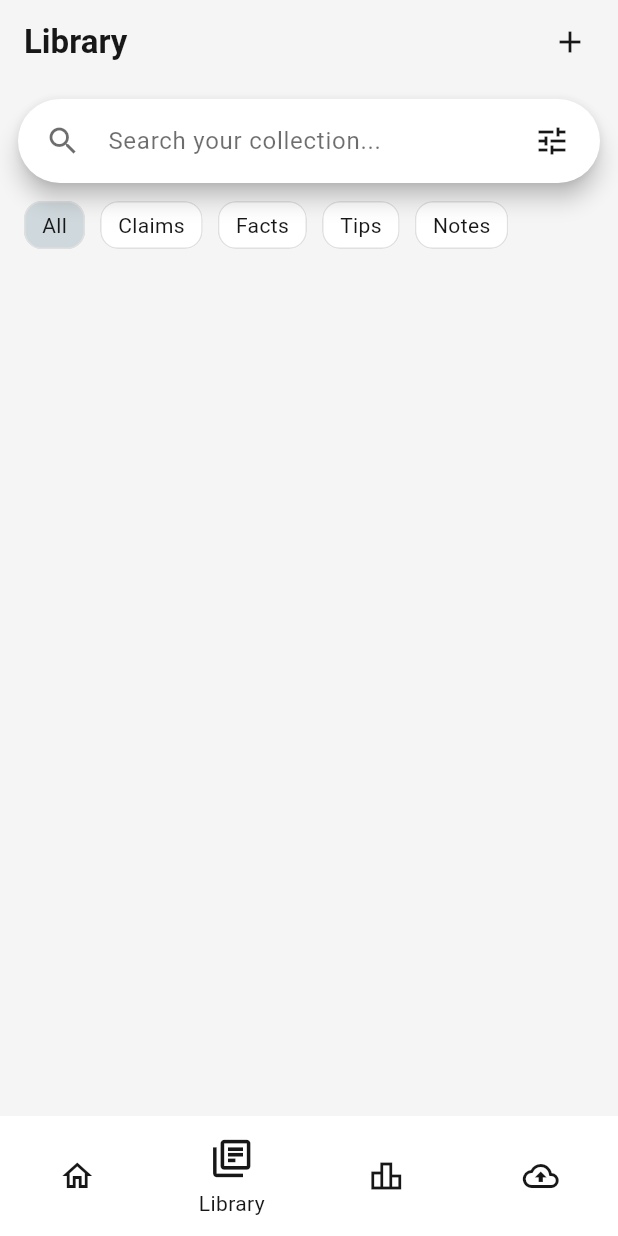
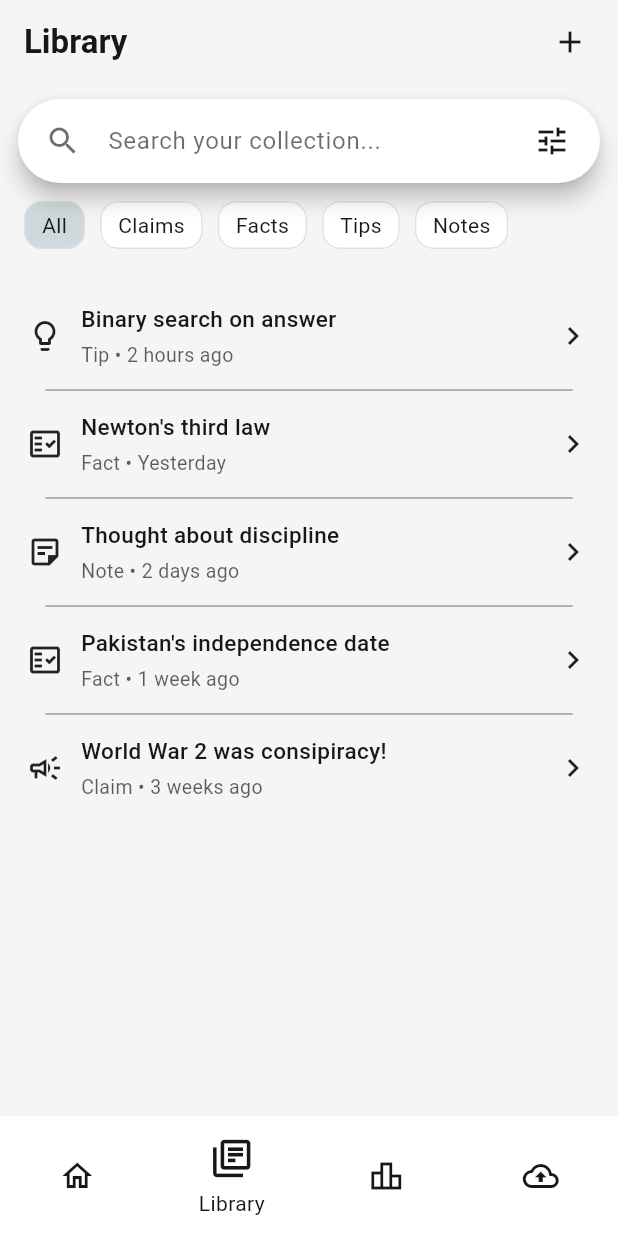
Before and after one commit to zubairehmad/recall, a Flutter app: the screen it shows after launch, swiped to page 2, on a phone screen of 412 x 824 dp. Run offline on Flutter 3.47's test engine with Material 3 defaults, Android fonts, the phone set to English and light mode, and no system bars.

Commit message:
add mock data in info list screen

```diff
--- a/lib/features/information/screens/information_list_screen.dart
+++ b/lib/features/information/screens/information_list_screen.dart
@@ -1,7 +1,56 @@
 import 'package:flutter/material.dart';
 
+import '../../../core/models/information.dart';
 import '../../../core/widgets/custom_sliver_app_bar.dart';
 import '../widgets/search_and_section.dart';
+import '../widgets/information_list_item.dart';
+
+/// mock data
+final _infoList = [
+  Information(
+    id: '1',
+    title: 'Binary search on answer',
+    content: 'You should binary search on answer!',
+    type: InformationType.tip,
+    createdAt: DateTime.now().subtract(const Duration(hours: 2)),
+    updatedAt: DateTime.now().subtract(const Duration(hours: 2)),
+  ),
+  Information(
+    id: '2',
+    title: "Newton's third law",
+    content: 'Every action has a reaction.',
+    type: InformationType.fact,
+    status: InformationStatus.verified,
+    createdAt: DateTime.now().subtract(const Duration(days: 1)),
+    updatedAt: DateTime.now().subtract(const Duration(days: 1)),
+  ),
+  Information(
+    id: '3',
+    title: 'Thought about discipline',
+    content: 'I should be disciplined!',
+    type: InformationType.note,
+    createdAt: DateTime.now().subtract(const Duration(days: 2)),
+    updatedAt: DateTime.now().subtract(const Duration(days: 2)),
+  ),
+  Information(
+    id: '4',
+    title: "Pakistan's independence date",
+    content: '14th August, 1947',
+    type: InformationType.fact,
+    status: InformationStatus.verified,
+    createdAt: DateTime.now().subtract(const Duration(days: 7)),
+    updatedAt: DateTime.now().subtract(const Duration(days: 7)),
+  ),
+  Information(
+    id: '5',
+    title: "World War 2 was consipiracy!",
+    content: 'I dont know!!',
+    type: InformationType.claim,
+    status: InformationStatus.unverified,
+    createdAt: DateTime.now().subtract(const Duration(days: 23)),
+    updatedAt: DateTime.now().subtract(const Duration(days: 23)),
+  ),
+];
 
 class InformationListScreen extends StatelessWidget {
   const InformationListScreen({super.key});
@@ -32,6 +81,29 @@ class InformationListScreen extends StatelessWidget {
             padding: padding,
             sliver: SearchAndFilterSection(),
           ),
+          const SliverToBoxAdapter(
+            child: SizedBox(height: 8),
+          ),
+          SliverPadding(
+            padding: padding,
+            sliver: SliverList.separated(
+              itemBuilder: (_, i) => InformationListItem(
+                information: _infoList[i],
+                onPressed: () {},
+              ),
+              separatorBuilder: (_, _) => Padding(
+                padding: const EdgeInsetsGeometry.symmetric(
+                  horizontal: 18,
+                  vertical: 2,
+                ),
+                child: Divider(
+                  radius: const BorderRadius.all(Radius.circular(28)),
+                  color: Theme.of(context).colorScheme.onSurface.withAlpha(100),
+                ),
+              ),
+              itemCount: _infoList.length,
+            ),
+          ),
         ],
       ),
     );
```
